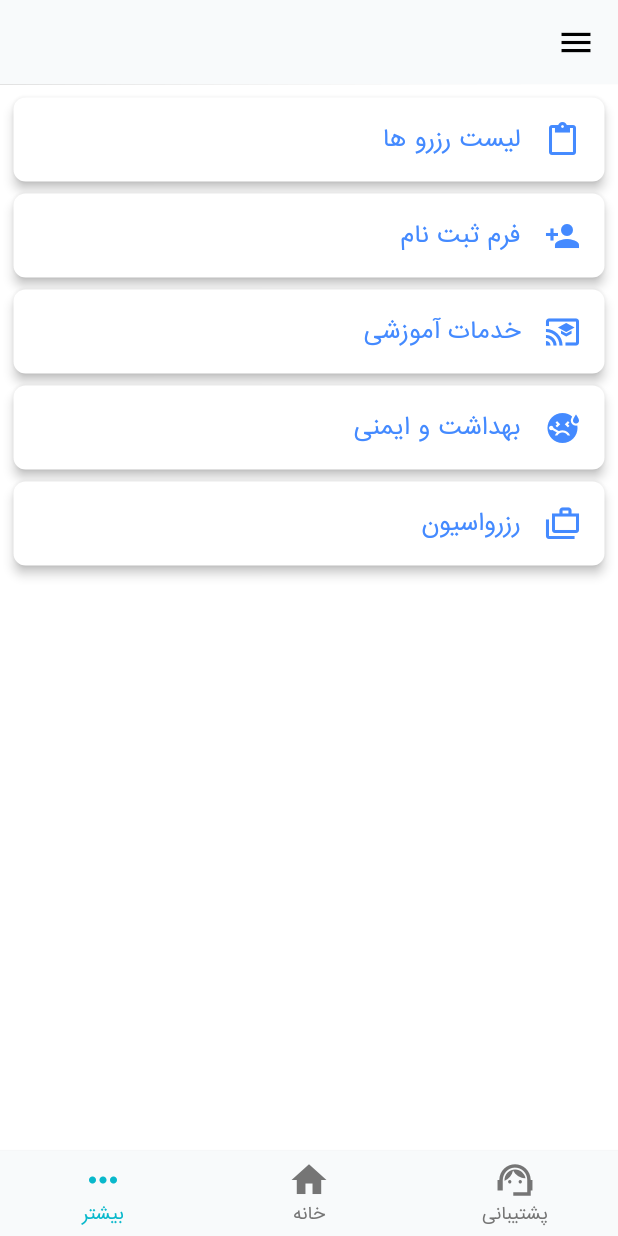
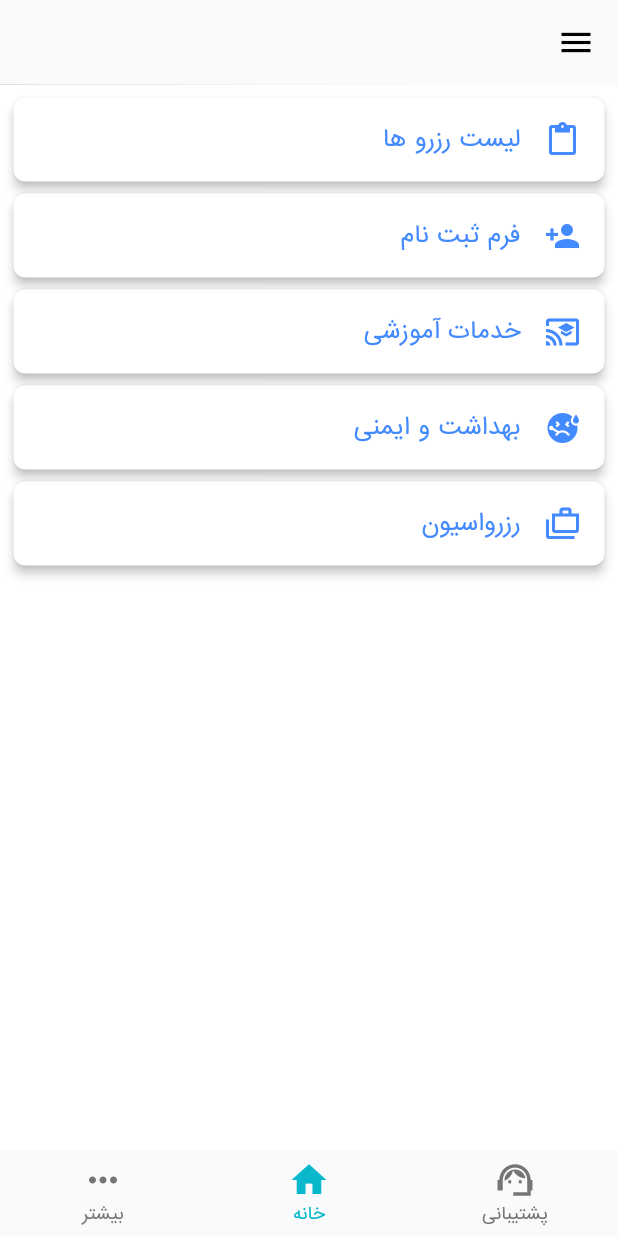
Before and after one commit to SajadRahimi1/rayaniyaresh, a Flutter app: the MainScreen screen opened directly, swiped to page 3, on a phone screen of 412 x 824 dp. Run offline on Flutter 3.47's test engine with Material 2 defaults, Android fonts, the phone set to English and light mode, and no system bars; our stand-ins replace cached_network_image, carousel_slider, flutter_spinkit, get, get_storage, image_picker; missing offline and left inert: persian_datetime_picker, persian_number_utility; accounts and stored records are empty; network calls fail.

Commit message:
some UI changes

```diff
--- a/lib/viewmodels/home/main_viewmodel.dart
+++ b/lib/viewmodels/home/main_viewmodel.dart
@@ -2,10 +2,10 @@ import 'package:flutter/material.dart';
 import 'package:get/get.dart';
 
 class MainViewController extends GetxController {
-  MainViewController({this.initPage = 2});
+  MainViewController({this.initPage = 1});
   final int initPage;
   late final PageController pageController;
-  var currentPage = 2.obs;
+  var currentPage = 1.obs;
   late final GlobalKey<ScaffoldState> globalKey;
 
   @override
--- a/lib/views/pages/home/main_screen.dart
+++ b/lib/views/pages/home/main_screen.dart
@@ -10,7 +10,7 @@ import 'package:rayaniyaresh/views/widgets/appbar_widget.dart';
 import 'package:rayaniyaresh/views/widgets/menu.dart';
 
 class MainScreen extends StatefulWidget {
-  const MainScreen({Key? key, this.initPage = 2}) : super(key: key);
+  const MainScreen({Key? key, this.initPage = 1}) : super(key: key);
   final int initPage;
 
   @override
```
